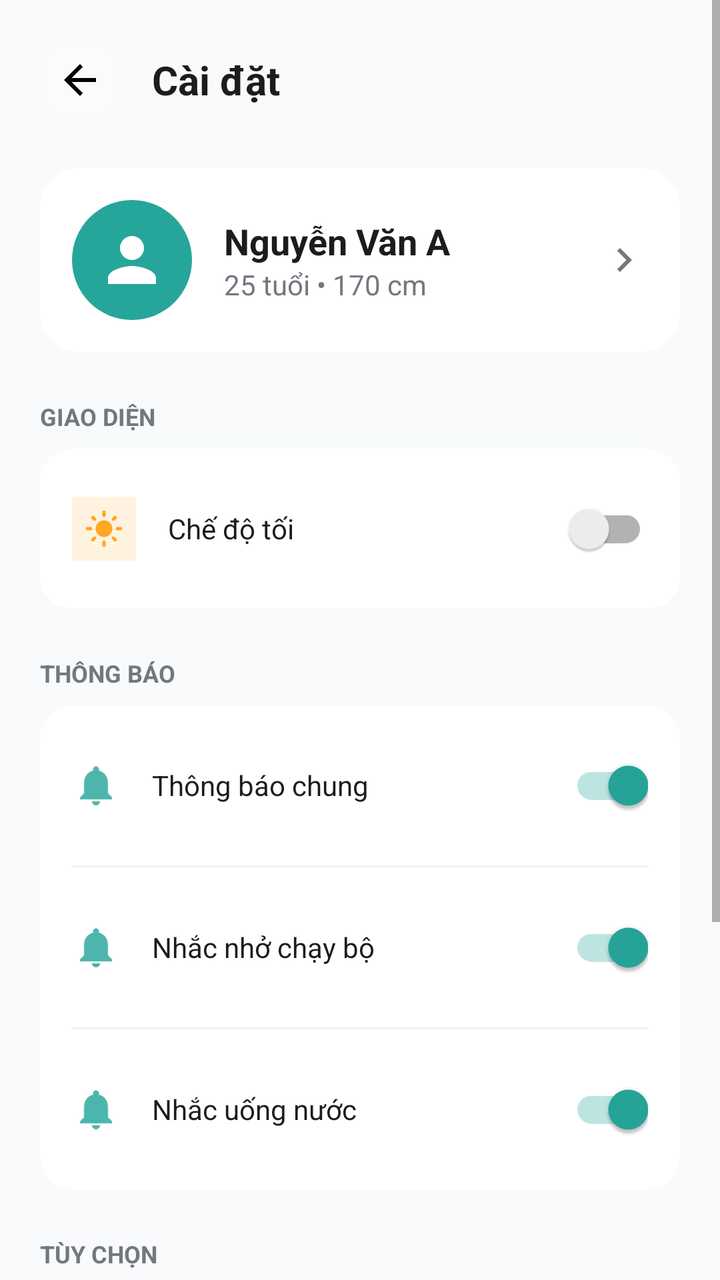
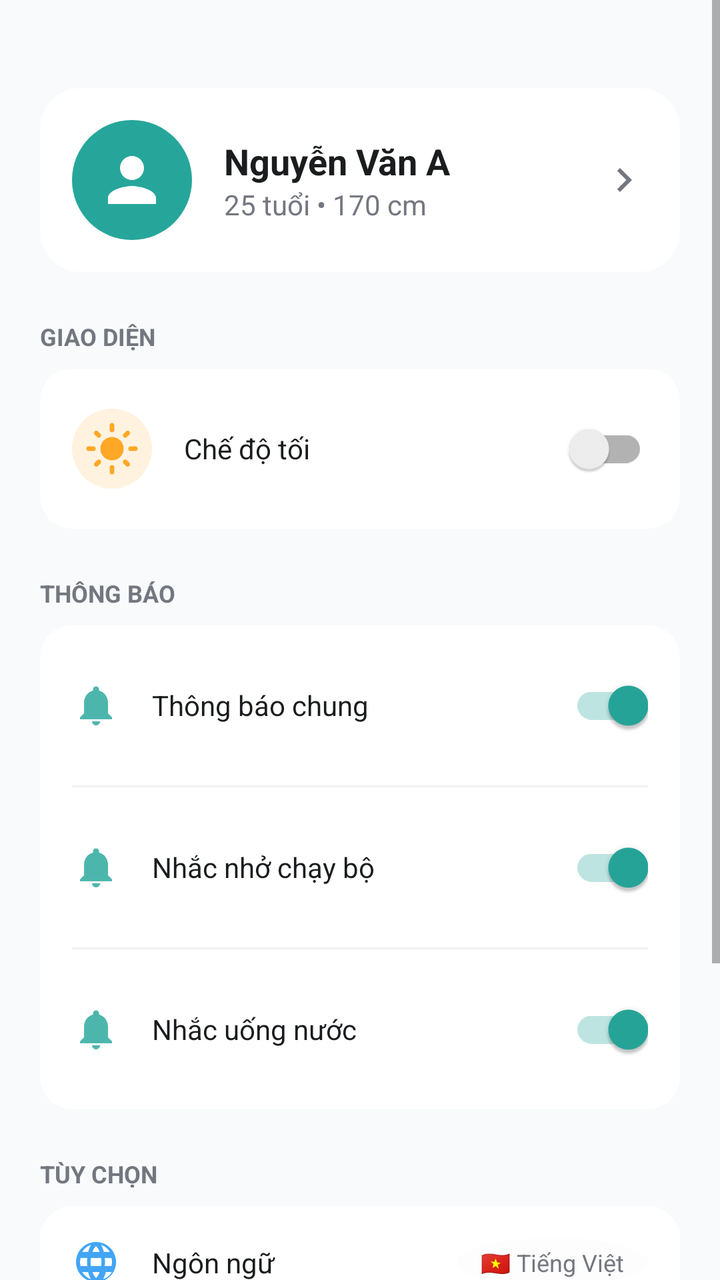

An Android layout rendered at two revisions. The XML below is the earlier revision; the diff shows what the commit changed to produce the second picture.
<!-- AndroidManifest.xml: application theme Theme.Better_Life -->
<!-- res/layout/fragment_settings.xml -->
<?xml version="1.0" encoding="utf-8"?>
<androidx.constraintlayout.widget.ConstraintLayout xmlns:android="http://schemas.android.com/apk/res/android"
    xmlns:app="http://schemas.android.com/apk/res-auto"
    android:layout_width="match_parent"
    android:layout_height="match_parent"
    android:background="@color/bg_main">

    <ScrollView
        android:layout_width="match_parent"
        android:layout_height="match_parent">

        <LinearLayout
            android:layout_width="match_parent"
            android:layout_height="wrap_content"
            android:orientation="vertical"
            android:padding="20dp">

            
            <LinearLayout
                android:layout_width="match_parent"
                android:layout_height="wrap_content"
                android:gravity="center_vertical"
                android:orientation="horizontal">

                <ImageButton
                    android:id="@+id/btn_back"
                    android:layout_width="40dp"
                    android:layout_height="40dp"
                    android:background="@drawable/circle_white_alpha"
                    android:padding="8dp"
                    android:src="@drawable/ic_back" />

                <TextView
                    android:layout_width="wrap_content"
                    android:layout_height="wrap_content"
                    android:layout_marginStart="16dp"
                    android:text="Cài đặt"
                    android:textColor="@color/text_title"
                    android:textSize="20sp"
                    android:textStyle="bold" />
            </LinearLayout>

            
            <androidx.cardview.widget.CardView
                android:layout_width="match_parent"
                android:layout_height="wrap_content"
                android:layout_marginTop="24dp"
                app:cardCornerRadius="20dp"
                app:cardElevation="0dp">

                <LinearLayout
                    android:layout_width="match_parent"
                    android:layout_height="wrap_content"
                    android:gravity="center_vertical"
                    android:padding="16dp">

                    <ImageView
                        android:layout_width="60dp"
                        android:layout_height="60dp"
                        android:background="@drawable/circle_icon_bg"
                        android:backgroundTint="@color/primary_teal"
                        android:padding="12dp"
                        android:src="@drawable/ic_person" />

                    <LinearLayout
                        android:layout_width="0dp"
                        android:layout_height="wrap_content"
                        android:layout_marginStart="16dp"
                        android:layout_weight="1"
                        android:orientation="vertical">

                        <TextView
                            android:layout_width="wrap_content"
                            android:layout_height="wrap_content"
                            android:text="Nguyễn Văn A"
                            android:textColor="@color/text_title"
                            android:textSize="18sp"
                            android:textStyle="bold" />

                        <TextView
                            android:layout_width="wrap_content"
                            android:layout_height="wrap_content"
                            android:text="25 tuổi • 170 cm"
                            android:textColor="@color/text_secondary"
                            android:textSize="14sp" />
                    </LinearLayout>

                    <ImageView
                        android:layout_width="24dp"
                        android:layout_height="24dp"
                        android:src="@drawable/ic_chevron_right" />
                </LinearLayout>
            </androidx.cardview.widget.CardView>

            
            <TextView
                android:layout_width="wrap_content"
                android:layout_height="wrap_content"
                android:layout_marginTop="24dp"
                android:text="GIAO DIỆN"
                android:textColor="@color/text_secondary"
                android:textSize="12sp"
                android:textStyle="bold" />

            <androidx.cardview.widget.CardView
                android:layout_width="match_parent"
                android:layout_height="wrap_content"
                android:layout_marginTop="8dp"
                app:cardCornerRadius="16dp"
                app:cardElevation="0dp">

                <LinearLayout
                    android:layout_width="match_parent"
                    android:layout_height="wrap_content"
                    android:gravity="center_vertical"
                    android:padding="16dp">

                    <ImageView
                        android:layout_width="32dp"
                        android:layout_height="32dp"
                        android:background="#FFF3E0"
                        android:padding="6dp"
                        android:src="@drawable/ic_sun" />

                    <TextView
                        android:layout_width="0dp"
                        android:layout_height="wrap_content"
                        android:layout_marginStart="16dp"
                        android:layout_weight="1"
                        android:text="Chế độ tối"
                        android:textColor="@color/text_title" />

                    <androidx.appcompat.widget.SwitchCompat
                        android:layout_width="wrap_content"
                        android:layout_height="wrap_content" />
                </LinearLayout>
            </androidx.cardview.widget.CardView>

            
            <TextView
                android:layout_width="wrap_content"
                android:layout_height="wrap_content"
                android:layout_marginTop="24dp"
                android:text="THÔNG BÁO"
                android:textColor="@color/text_secondary"
                android:textSize="12sp"
                android:textStyle="bold" />

            <androidx.cardview.widget.CardView
                android:layout_width="match_parent"
                android:layout_height="wrap_content"
                android:layout_marginTop="8dp"
                app:cardCornerRadius="16dp"
                app:cardElevation="0dp">

                <LinearLayout
                    android:layout_width="match_parent"
                    android:layout_height="wrap_content"
                    android:orientation="vertical">

                    <LinearLayout
                        android:layout_width="match_parent"
                        android:layout_height="wrap_content"
                        android:gravity="center_vertical"
                        android:padding="16dp">
                        <ImageView android:layout_width="24dp" android:layout_height="24dp" android:src="@drawable/ic_bell" />
                        <TextView android:layout_width="0dp" android:layout_height="wrap_content" android:layout_marginStart="16dp" android:layout_weight="1" android:text="Thông báo chung" android:textColor="@color/text_title" />
                        <androidx.appcompat.widget.SwitchCompat android:layout_width="wrap_content" android:layout_height="wrap_content" android:checked="true" />
                    </LinearLayout>
                    <View android:layout_width="match_parent" android:layout_height="1dp" android:background="#F0F0F0" android:layout_marginHorizontal="16dp" />

                    <LinearLayout
                        android:layout_width="match_parent"
                        android:layout_height="wrap_content"
                        android:gravity="center_vertical"
                        android:padding="16dp">
                        <ImageView android:layout_width="24dp" android:layout_height="24dp" android:src="@drawable/ic_bell" />
                        <TextView android:layout_width="0dp" android:layout_height="wrap_content" android:layout_marginStart="16dp" android:layout_weight="1" android:text="Nhắc nhở chạy bộ" android:textColor="@color/text_title" />
                        <androidx.appcompat.widget.SwitchCompat android:layout_width="wrap_content" android:layout_height="wrap_content" android:checked="true" />
                    </LinearLayout>
                    <View android:layout_width="match_parent" android:layout_height="1dp" android:background="#F0F0F0" android:layout_marginHorizontal="16dp" />

                    <LinearLayout
                        android:layout_width="match_parent"
                        android:layout_height="wrap_content"
                        android:gravity="center_vertical"
                        android:padding="16dp">
                        <ImageView android:layout_width="24dp" android:layout_height="24dp" android:src="@drawable/ic_bell" />
                        <TextView android:layout_width="0dp" android:layout_height="wrap_content" android:layout_marginStart="16dp" android:layout_weight="1" android:text="Nhắc uống nước" android:textColor="@color/text_title" />
                        <androidx.appcompat.widget.SwitchCompat android:layout_width="wrap_content" android:layout_height="wrap_content" android:checked="true" />
                    </LinearLayout>
                </LinearLayout>
            </androidx.cardview.widget.CardView>

            
            <TextView
                android:layout_width="wrap_content"
                android:layout_height="wrap_content"
                android:layout_marginTop="24dp"
                android:text="TÙY CHỌN"
                android:textColor="@color/text_secondary"
                android:textSize="12sp"
                android:textStyle="bold" />

            <androidx.cardview.widget.CardView
                android:layout_width="match_parent"
                android:layout_height="wrap_content"
                android:layout_marginTop="8dp"
                app:cardCornerRadius="16dp"
                app:cardElevation="0dp">

                <LinearLayout
                    android:layout_width="match_parent"
                    android:layout_height="wrap_content"
                    android:orientation="vertical">

                    <LinearLayout
                        android:layout_width="match_parent"
                        android:layout_height="wrap_content"
                        android:gravity="center_vertical"
                        android:padding="16dp">
                        <ImageView android:layout_width="24dp" android:layout_height="24dp" android:src="@drawable/ic_language" />
                        <TextView android:layout_width="0dp" android:layout_height="wrap_content" android:layout_marginStart="16dp" android:layout_weight="1" android:text="Ngôn ngữ" android:textColor="@color/text_title" />
                        <TextView android:layout_width="wrap_content" android:layout_height="wrap_content" android:background="@drawable/circle_white_alpha" android:backgroundTint="#F5F5F5" android:paddingHorizontal="12dp" android:paddingVertical="4dp" android:text="🇻🇳 Tiếng Việt" android:textColor="@color/text_secondary" android:textSize="12sp" />
                    </LinearLayout>
                    <View android:layout_width="match_parent" android:layout_height="1dp" android:background="#F0F0F0" android:layout_marginHorizontal="16dp" />

                    <LinearLayout
                        android:layout_width="match_parent"
                        android:layout_height="wrap_content"
                        android:gravity="center_vertical"
                        android:padding="16dp">
                        <ImageView android:layout_width="24dp" android:layout_height="24dp" android:src="@drawable/ic_ruler" />
                        <TextView android:layout_width="0dp" android:layout_height="wrap_content" android:layout_marginStart="16dp" android:layout_weight="1" android:text="Đơn vị" android:textColor="@color/text_title" />
                        <TextView android:layout_width="wrap_content" android:layout_height="wrap_content" android:background="@drawable/circle_white_alpha" android:backgroundTint="#F5F5F5" android:paddingHorizontal="12dp" android:paddingVertical="4dp" android:text="Metric (kg, cm)" android:textColor="@color/text_secondary" android:textSize="12sp" />
                    </LinearLayout>
                </LinearLayout>
            </androidx.cardview.widget.CardView>

            
            <androidx.appcompat.widget.AppCompatButton
                android:layout_width="match_parent"
                android:layout_height="56dp"
                android:layout_marginTop="32dp"
                android:layout_marginBottom="24dp"
                android:backgroundTint="#FEEBEE"
                android:text="Đăng xuất"
                android:textColor="#EF5350"
                android:textStyle="bold"
                android:drawableStart="@drawable/ic_power_off"
                android:drawablePadding="8dp"
                android:gravity="center" />

        </LinearLayout>
    </ScrollView>

</androidx.constraintlayout.widget.ConstraintLayout>
<!-- resources referenced by this layout -->
<resources>
  <color name="bg_main">#F8FAFB</color>
  <color name="primary_teal">#26A69A</color>
  <color name="text_secondary">#74777F</color>
  <color name="text_title">#1A1C1E</color>
  <!-- drawable circle_icon_bg (drawable) -->
  <?xml version="1.0" encoding="utf-8"?>
  <shape xmlns:android="http://schemas.android.com/apk/res/android"
      android:shape="oval">
      <solid android:color="@color/primary_teal_light" />
  </shape>
  <!-- drawable circle_white_alpha (drawable) -->
  <?xml version="1.0" encoding="utf-8"?>
  <shape xmlns:android="http://schemas.android.com/apk/res/android"
      android:shape="oval">
      <solid android:color="#40FFFFFF" />
  </shape>
  <!-- drawable ic_back (drawable) -->
  <?xml version="1.0" encoding="utf-8"?>
  <vector xmlns:android="http://schemas.android.com/apk/res/android"
      android:width="24dp"
      android:height="24dp"
      android:viewportWidth="24"
      android:viewportHeight="24">
      <path
          android:fillColor="#000000"
          android:pathData="M20,11H7.83l5.59,-5.59L12,4l-8,8l8,8l1.41,-1.41L7.83,13H20V11z" />
  </vector>
  <!-- drawable ic_bell (drawable) -->
  <?xml version="1.0" encoding="utf-8"?>
  <vector xmlns:android="http://schemas.android.com/apk/res/android"
      android:width="24dp"
      android:height="24dp"
      android:viewportWidth="24"
      android:viewportHeight="24">
      <path
          android:fillColor="#4DB6AC"
          android:pathData="M12,22c1.1,0 2,-0.9 2,-2h-4c0,1.1 0.9,2 2,2zM18,16v-5c0,-3.07 -1.63,-5.64 -4.5,-6.32V4c0,-0.83 -0.67,-1.5 -1.5,-1.5s-1.5,0.67 -1.5,1.5v0.68C7.64,5.36 6,7.92 6,11v5l-2,2v1h16v-1L18,16z" />
  </vector>
  <!-- drawable ic_chevron_right (drawable) -->
  <?xml version="1.0" encoding="utf-8"?>
  <vector xmlns:android="http://schemas.android.com/apk/res/android"
      android:width="24dp"
      android:height="24dp"
      android:viewportWidth="24"
      android:viewportHeight="24">
      <path
          android:fillColor="#74777F"
          android:pathData="M10,6L8.59,7.41L13.17,12l-4.58,4.59L10,18l6,-6L10,6z" />
  </vector>
  <!-- drawable ic_person (drawable) -->
  <?xml version="1.0" encoding="utf-8"?>
  <vector xmlns:android="http://schemas.android.com/apk/res/android"
      android:width="24dp"
      android:height="24dp"
      android:viewportWidth="24"
      android:viewportHeight="24">
      <path
          android:fillColor="#FFFFFF"
          android:pathData="M12,12c2.21,0 4,-1.79 4,-4s-1.79,-4 -4,-4s-4,1.79 -4,4S9.79,12 12,12zM12,14c-2.67,0 -8,1.34 -8,4v2h16v-2C20,15.34 14.67,14 12,14z" />
  </vector>
  <!-- drawable ic_power_off (drawable) -->
  <?xml version="1.0" encoding="utf-8"?>
  <vector xmlns:android="http://schemas.android.com/apk/res/android"
      android:width="20dp"
      android:height="20dp"
      android:viewportWidth="24"
      android:viewportHeight="24">
      <path
          android:fillColor="@android:color/transparent"
          android:strokeColor="#EF5350"
          android:strokeWidth="2"
          android:strokeLineCap="round"
          android:pathData="M12,2 L12,12" />
      <path
          android:fillColor="@android:color/transparent"
          android:strokeColor="#EF5350"
          android:strokeWidth="2"
          android:strokeLineCap="round"
          android:pathData="M17.66,4.34 A8,8 0,1,1 6.34,4.34" />
  </vector>
  <style name="Theme.Better_Life" parent="Theme.MaterialComponents.DayNight.NoActionBar">
          
          <item name="colorPrimary">@color/primary_teal</item>
          <item name="colorPrimaryVariant">@color/primary_teal_dark</item>
          <item name="colorOnPrimary">@color/white</item>
          
          <item name="colorSecondary">@color/nav_active</item>
          <item name="colorSecondaryVariant">@color/primary_teal_dark</item>
          <item name="colorOnSecondary">@color/white</item>
          
          <item name="android:statusBarColor">@color/primary_teal</item>
          
      </style>
  <color name="primary_teal_light">#E0F2F1</color>
  <color name="primary_teal_dark">#00796B</color>
  <color name="white">#FFFFFFFF</color>
  <color name="nav_active">#26A69A</color>
  <!-- unchanged entries left out for length: 3 -->
</resources>

<!-- the commit's change to res/layout/fragment_settings.xml (unified diff, before → after) -->
@@ -16,29 +16,6 @@
             android:padding="20dp">
 
             
-            <LinearLayout
-                android:layout_width="match_parent"
-                android:layout_height="wrap_content"
-                android:gravity="center_vertical"
-                android:orientation="horizontal">
-
-                <ImageButton
-                    android:id="@+id/btn_back"
-                    android:layout_width="40dp"
-                    android:layout_height="40dp"
-                    android:background="@drawable/circle_white_alpha"
-                    android:padding="8dp"
-                    android:src="@drawable/ic_back" />
-
-                <TextView
-                    android:layout_width="wrap_content"
-                    android:layout_height="wrap_content"
-                    android:layout_marginStart="16dp"
-                    android:text="Cài đặt"
-                    android:textColor="@color/text_title"
-                    android:textSize="20sp"
-                    android:textStyle="bold" />
-            </LinearLayout>
 
             
             <androidx.cardview.widget.CardView
@@ -116,11 +93,12 @@
                     android:padding="16dp">
 
                     <ImageView
-                        android:layout_width="32dp"
-                        android:layout_height="32dp"
-                        android:background="#FFF3E0"
+                        android:layout_width="40dp"
+                        android:layout_height="40dp"
+                        android:background="@drawable/bg_icon_calories"
                         android:padding="6dp"
-                        android:src="@drawable/ic_sun" />
+                        android:src="@drawable/ic_sun"
+                        />
 
                     <TextView
                         android:layout_width="0dp"
@@ -238,18 +216,22 @@
             </androidx.cardview.widget.CardView>
 
             
-            <androidx.appcompat.widget.AppCompatButton
-                android:layout_width="match_parent"
-                android:layout_height="56dp"
+            <com.google.android.material.button.MaterialButton
+                android:layout_width="match_parent"
+                android:layout_height="58dp"
                 android:layout_marginTop="32dp"
                 android:layout_marginBottom="24dp"
+                android:text="Đăng xuất"
+                android:textAllCaps="false"
+                android:textColor="#EF5350"
+                android:textSize="16sp"
+                android:textStyle="bold"
+                app:icon="@drawable/ic_logout"
+                app:iconTint="#EF5350"
+                app:iconGravity="textStart"
+                app:iconPadding="12dp"
                 android:backgroundTint="#FEEBEE"
-                android:text="Đăng xuất"
-                android:textColor="#EF5350"
-                android:textStyle="bold"
-                android:drawableStart="@drawable/ic_power_off"
-                android:drawablePadding="8dp"
-                android:gravity="center" />
+                style="@style/Widget.MaterialComponents.Button.UnelevatedButton" />
 
         </LinearLayout>
     </ScrollView>
<!-- resource entries referenced after the edit -->
@@ -4,6 +4,12 @@
   <color name="primary_teal">#26A69A</color>
   <color name="text_secondary">#74777F</color>
   <color name="text_title">#1A1C1E</color>
+  <!-- drawable bg_icon_calories (drawable) -->
+  <?xml version="1.0" encoding="utf-8"?>
+  <shape xmlns:android="http://schemas.android.com/apk/res/android"
+      android:shape="oval">
+      <solid android:color="@color/card_calories" />
+  </shape>
   <!-- drawable circle_icon_bg (drawable) -->
   <?xml version="1.0" encoding="utf-8"?>
   <shape xmlns:android="http://schemas.android.com/apk/res/android"
@@ -16,17 +22,6 @@
       android:shape="oval">
       <solid android:color="#40FFFFFF" />
   </shape>
-  <!-- drawable ic_back (drawable) -->
-  <?xml version="1.0" encoding="utf-8"?>
-  <vector xmlns:android="http://schemas.android.com/apk/res/android"
-      android:width="24dp"
-      android:height="24dp"
-      android:viewportWidth="24"
-      android:viewportHeight="24">
-      <path
-          android:fillColor="#000000"
-          android:pathData="M20,11H7.83l5.59,-5.59L12,4l-8,8l8,8l1.41,-1.41L7.83,13H20V11z" />
-  </vector>
   <!-- drawable ic_bell (drawable) -->
   <?xml version="1.0" encoding="utf-8"?>
   <vector xmlns:android="http://schemas.android.com/apk/res/android"
@@ -49,6 +44,17 @@
           android:fillColor="#74777F"
           android:pathData="M10,6L8.59,7.41L13.17,12l-4.58,4.59L10,18l6,-6L10,6z" />
   </vector>
+  <!-- drawable ic_logout (drawable) -->
+  <?xml version="1.0" encoding="utf-8"?>
+  <vector xmlns:android="http://schemas.android.com/apk/res/android"
+      android:width="24dp"
+      android:height="24dp"
+      android:viewportWidth="24"
+      android:viewportHeight="24">
+      <path
+          android:fillColor="#EF5350"
+          android:pathData="M13,3h-2v10h2V3zM17.83,5.17l-1.42,1.42C17.99,7.86 19,9.81 19,12c0,3.87 -3.13,7 -7,7s-7,-3.13 -7,-7c0,-2.19 1.01,-4.14 2.58,-5.42L6.17,5.17C4.23,6.82 3,9.26 3,12c0,4.97 4.03,9 9,9s9,-4.03 9,-9C21,9.26 19.77,6.82 17.83,5.17z" />
+  </vector>
   <!-- drawable ic_person (drawable) -->
   <?xml version="1.0" encoding="utf-8"?>
   <vector xmlns:android="http://schemas.android.com/apk/res/android"
@@ -59,26 +65,6 @@
       <path
           android:fillColor="#FFFFFF"
           android:pathData="M12,12c2.21,0 4,-1.79 4,-4s-1.79,-4 -4,-4s-4,1.79 -4,4S9.79,12 12,12zM12,14c-2.67,0 -8,1.34 -8,4v2h16v-2C20,15.34 14.67,14 12,14z" />
-  </vector>
-  <!-- drawable ic_power_off (drawable) -->
-  <?xml version="1.0" encoding="utf-8"?>
-  <vector xmlns:android="http://schemas.android.com/apk/res/android"
-      android:width="20dp"
-      android:height="20dp"
-      android:viewportWidth="24"
-      android:viewportHeight="24">
-      <path
-          android:fillColor="@android:color/transparent"
-          android:strokeColor="#EF5350"
-          android:strokeWidth="2"
-          android:strokeLineCap="round"
-          android:pathData="M12,2 L12,12" />
-      <path
-          android:fillColor="@android:color/transparent"
-          android:strokeColor="#EF5350"
-          android:strokeWidth="2"
-          android:strokeLineCap="round"
-          android:pathData="M17.66,4.34 A8,8 0,1,1 6.34,4.34" />
   </vector>
   <style name="Theme.Better_Life" parent="Theme.MaterialComponents.DayNight.NoActionBar">
           
@@ -93,6 +79,7 @@
           <item name="android:statusBarColor">@color/primary_teal</item>
           
       </style>
+  <color name="card_calories">#FFF3E0</color>
   <color name="primary_teal_light">#E0F2F1</color>
   <color name="primary_teal_dark">#00796B</color>
   <color name="white">#FFFFFFFF</color>
